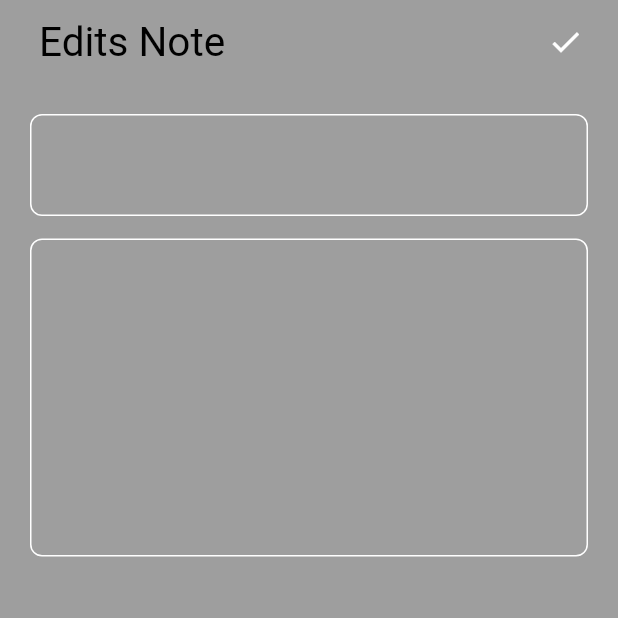
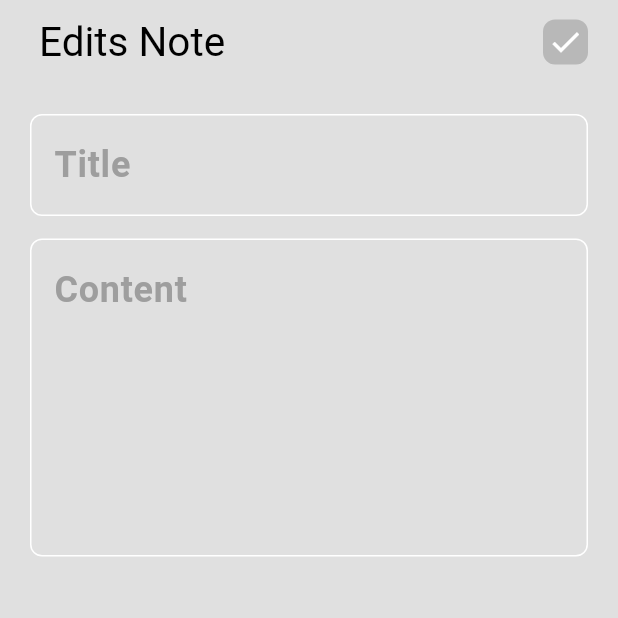
Before and after one commit to OmarAliSiad/NotesApp, a Flutter app: the screen it shows after launch, after a tap on "Flutter tips", on a phone screen of 412 x 824 dp, the top half of it. Run offline on Flutter 3.47's test engine with Material 3 defaults, Android fonts, the phone set to English and light mode, and no system bars; our stand-ins replace font_awesome_flutter.

Commit message:
light theme

```diff
--- a/lib/theme/light _theme.dart
+++ b/lib/theme/light _theme.dart
@@ -2,7 +2,7 @@ import 'package:flutter/material.dart';
 
 ThemeData LightTheme(ThemeMode mode) {
   return ThemeData(
-    scaffoldBackgroundColor: Colors.grey.shade500,
+    scaffoldBackgroundColor: Colors.grey.shade300,
     appBarTheme: AppBarTheme(
         titleTextStyle: TextStyle(
             fontSize: 27,
```
